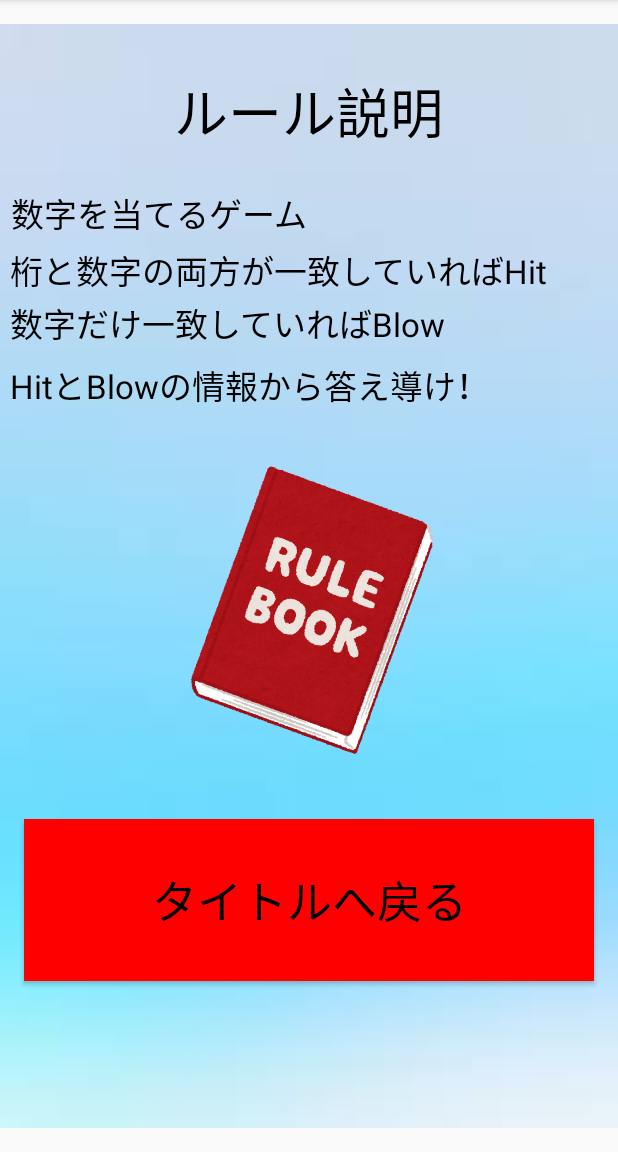
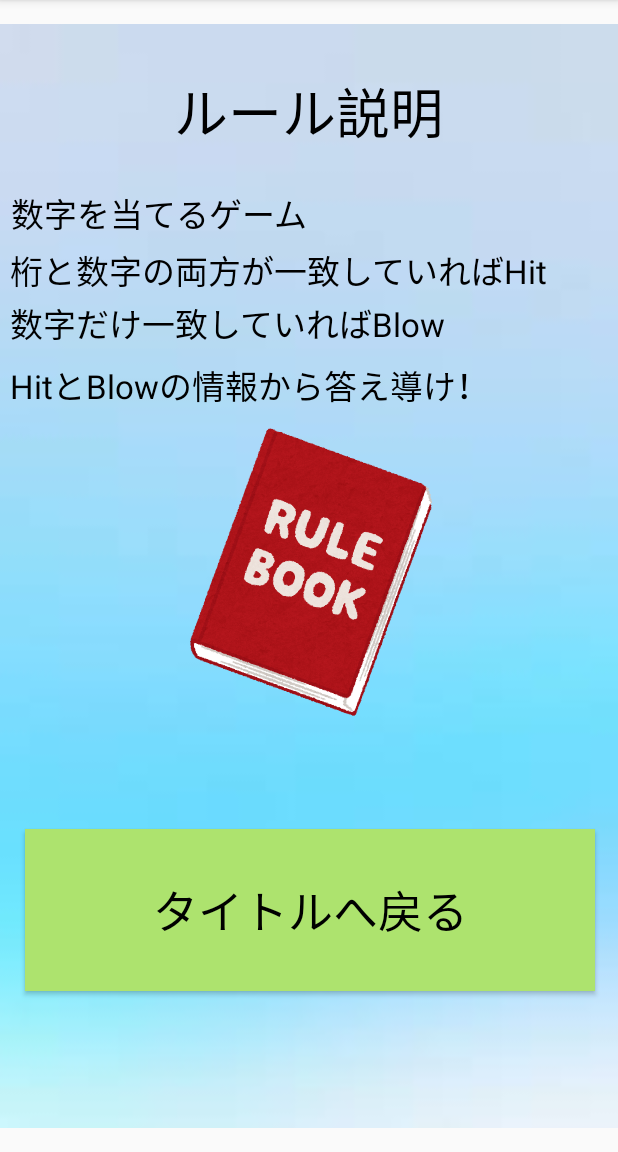
Before and after one commit to konan-pbl-2022/Hit_and_Blow, an Android app: the explanation screen opened directly, with no data from a screen before it, on a phone screen of 412 x 824 dp, the part 84-1236 px from its top. Run offline under Robolectric (Android 15) with nearby library versions, the phone set to English and light mode, and no system bars.

```diff
--- a/app/src/main/res/layout/activity_explanation.xml
+++ b/app/src/main/res/layout/activity_explanation.xml
@@ -33,15 +33,16 @@
         android:id="@+id/button_back"
         android:layout_width="380dp"
         android:layout_height="108dp"
-        android:background="#FF0000"
+        android:background="#ADE36E"
         android:text="タイトルへ戻る"
         android:textColor="#000000"
         android:textSize="30sp"
         app:layout_constraintBottom_toBottomOf="parent"
         app:layout_constraintEnd_toEndOf="parent"
+        app:layout_constraintHorizontal_bias="0.516"
         app:layout_constraintStart_toStartOf="parent"
         app:layout_constraintTop_toBottomOf="@+id/explanation1"
-        app:layout_constraintVertical_bias="0.773" />
+        app:layout_constraintVertical_bias="0.786" />
 
     <TextView
         android:id="@+id/explanation2"
@@ -103,8 +104,10 @@
         android:layout_marginTop="45dp"
         app:layout_constraintBottom_toBottomOf="parent"
         app:layout_constraintEnd_toEndOf="parent"
+        app:layout_constraintHorizontal_bias="0.497"
         app:layout_constraintStart_toStartOf="parent"
         app:layout_constraintTop_toTopOf="parent"
+        app:layout_constraintVertical_bias="0.451"
         app:srcCompat="@drawable/document_rule_book" />
 
 
--- a/app/src/main/res/layout/activity_game_level1.xml
+++ b/app/src/main/res/layout/activity_game_level1.xml
@@ -44,7 +44,7 @@
         app:layout_constraintHorizontal_bias="0.481"
         app:layout_constraintStart_toEndOf="@+id/button1"
         app:layout_constraintTop_toTopOf="parent"
-        app:layout_constraintVertical_bias="0.956" />
+        app:layout_constraintVertical_bias="0.95" />
 
     <Button
         android:id="@+id/button3"
@@ -59,7 +59,7 @@
         app:layout_constraintBottom_toTopOf="@+id/button6"
         app:layout_constraintEnd_toEndOf="parent"
         app:layout_constraintTop_toTopOf="parent"
-        app:layout_constraintVertical_bias="0.966" />
+        app:layout_constraintVertical_bias="0.962" />
 
     <Button
         android:id="@+id/button4"
--- a/app/src/main/res/layout/activity_result.xml
+++ b/app/src/main/res/layout/activity_result.xml
@@ -34,7 +34,7 @@
         android:id="@+id/button_retry"
         android:layout_width="404dp"
         android:layout_height="88dp"
-        android:background="#3F51B5"
+        android:background="#D87E62"
         android:text="もう一度"
         android:textColor="#050505"
         android:textSize="30sp"
@@ -50,7 +50,7 @@
         android:layout_width="404dp"
         android:layout_height="88dp"
         android:layout_marginBottom="32dp"
-        android:background="#F44336"
+        android:background="#ADE36E"
         android:text="タイトルへ戻る"
         android:textColor="#070707"
         android:textSize="30sp"
```
Also changed, not shown: app/src/main/res/layout/activity_result2.xml (+4 -3 lines).
